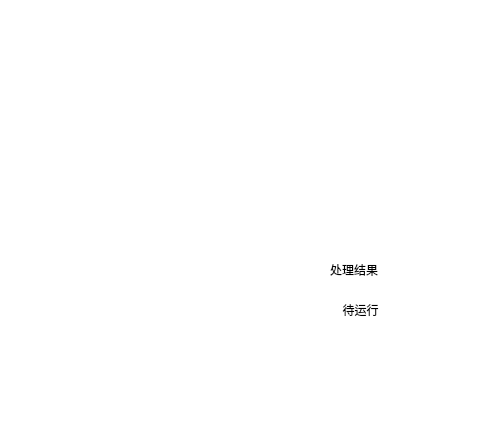
First picture: the form in G1.ui, repository xiazhi1/AttentionBasedNetwork, before the edit; both pictures show x 520 to 1000 and y 0 to 430 of the 1000 by 750 pixel window.
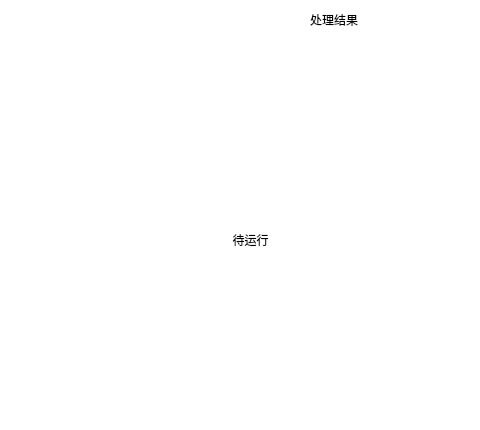
Second picture: the form after the edit.

Patch:
```diff
--- a/G1.ui
+++ b/G1.ui
@@ -5,6 +5,14 @@
   <property name="enabled">
    <bool>true</bool>
   </property>
+  <property name="geometry">
+   <rect>
+    <x>0</x>
+    <y>0</y>
+    <width>1000</width>
+    <height>750</height>
+   </rect>
+  </property>
   <property name="minimumSize">
    <size>
     <width>1000</width>
@@ -50,8 +58,8 @@
    <widget class="QLabel" name="label_2">
     <property name="geometry">
      <rect>
-      <x>850</x>
-      <y>260</y>
+      <x>830</x>
+      <y>10</y>
       <width>60</width>
       <height>20</height>
      </rect>
@@ -70,8 +78,8 @@
      <rect>
       <x>20</x>
       <y>30</y>
-      <width>731</width>
-      <height>611</height>
+      <width>471</width>
+      <height>421</height>
      </rect>
     </property>
     <property name="text">
@@ -84,10 +92,10 @@
    <widget class="QLabel" name="Output">
     <property name="geometry">
      <rect>
-      <x>770</x>
-      <y>300</y>
-      <width>221</width>
-      <height>20</height>
+      <x>550</x>
+      <y>39</y>
+      <width>441</width>
+      <height>401</height>
      </rect>
     </property>
     <property name="text">
```
